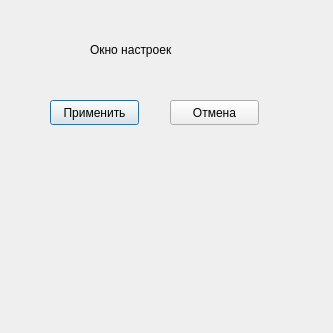
Above: window/ui/settings_window.ui from Zack8629/k-med before the change. Below: the same form after it.
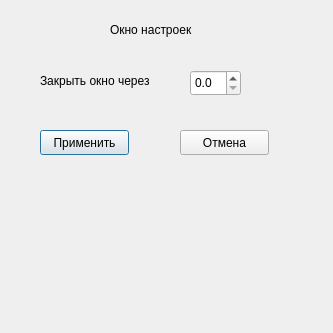
That is the form after the change.

Commit message: Parser v1.2.3.48 Changing the location of window classes. Preparing the settings window.

```diff
--- a/window/ui/settings_window.ui
+++ b/window/ui/settings_window.ui
@@ -31,8 +31,8 @@
   <widget class="QPushButton" name="ok_btn">
    <property name="geometry">
     <rect>
-     <x>50</x>
-     <y>100</y>
+     <x>40</x>
+     <y>130</y>
      <width>89</width>
      <height>25</height>
     </rect>
@@ -44,9 +44,9 @@
   <widget class="QLabel" name="settings_text">
    <property name="geometry">
     <rect>
-     <x>90</x>
-     <y>40</y>
-     <width>141</width>
+     <x>110</x>
+     <y>20</y>
+     <width>111</width>
      <height>20</height>
     </rect>
    </property>
@@ -57,8 +57,8 @@
   <widget class="QPushButton" name="cancel_btn">
    <property name="geometry">
     <rect>
-     <x>170</x>
-     <y>100</y>
+     <x>180</x>
+     <y>130</y>
      <width>89</width>
      <height>25</height>
     </rect>
@@ -67,6 +67,41 @@
     <string>Отмена</string>
    </property>
   </widget>
+  <widget class="QDoubleSpinBox" name="time_close_dbox">
+   <property name="geometry">
+    <rect>
+     <x>190</x>
+     <y>70</y>
+     <width>51</width>
+     <height>26</height>
+    </rect>
+   </property>
+   <property name="decimals">
+    <number>1</number>
+   </property>
+   <property name="maximum">
+    <double>10.000000000000000</double>
+   </property>
+   <property name="singleStep">
+    <double>0.100000000000000</double>
+   </property>
+   <property name="stepType">
+    <enum>QAbstractSpinBox::AdaptiveDecimalStepType</enum>
+   </property>
+  </widget>
+  <widget class="QLabel" name="time_close_text">
+   <property name="geometry">
+    <rect>
+     <x>40</x>
+     <y>70</y>
+     <width>151</width>
+     <height>21</height>
+    </rect>
+   </property>
+   <property name="text">
+    <string>Закрыть окно через</string>
+   </property>
+  </widget>
  </widget>
  <resources/>
  <connections/>
```
Left out of the diff: 2 changed lines with no effect on the pictures. The commit also changes 14 other files.
